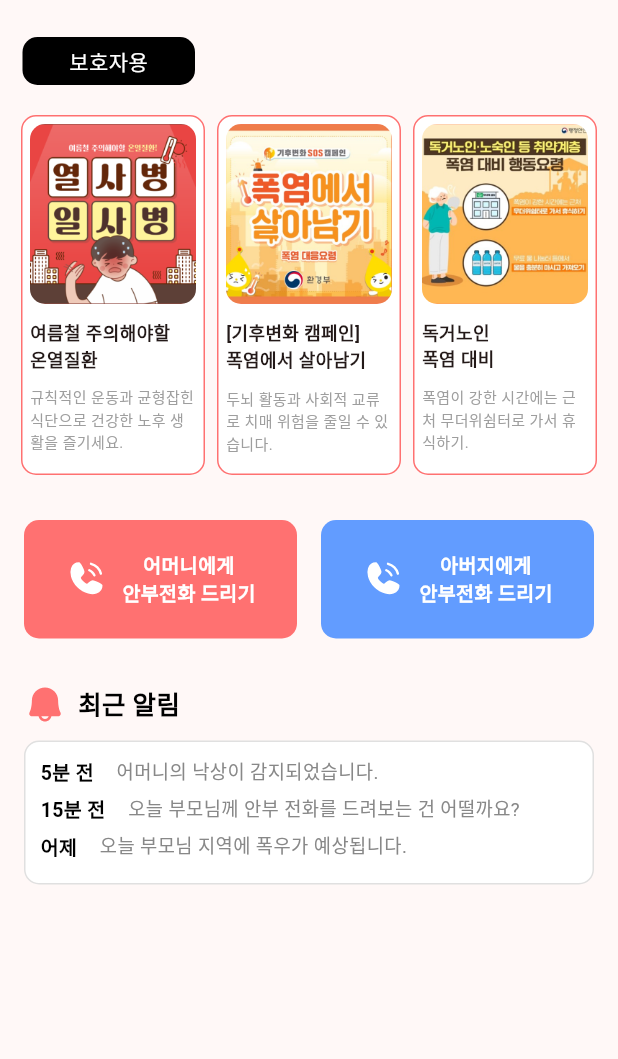
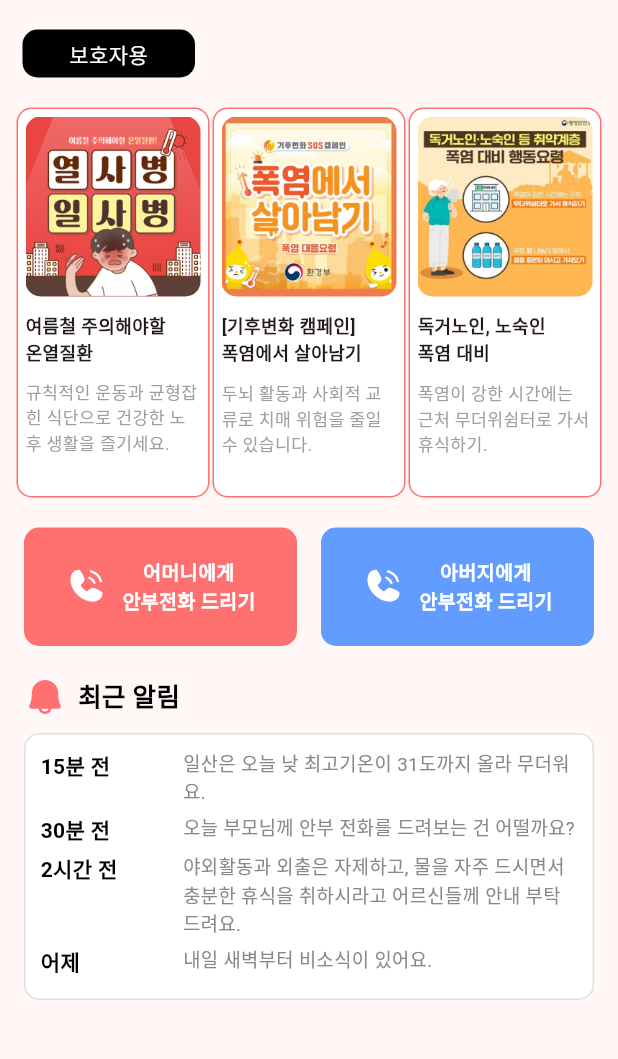
Before and after one commit to kauProjectX/dwph9988-client, a Flutter app: the GuardianHomeScreen screen opened directly, on a phone screen of 412 x 824 dp, the part 128-1187 px from its top. Run offline on Flutter 3.47's test engine with Material 3 defaults, Android fonts, the phone set to English and light mode, and no system bars; our stand-ins replace audioplayers, built_collection, built_value, dio, flutter_svg, geolocator and 4 more; missing offline and left inert: flutter_naver_map, one_of_serializer; Roboto replaces fonts that are missing (Gmarket Sans).

Commit message:
feat: edit guardian home screem

```diff
--- a/lib/screens/app_screen.dart
+++ b/lib/screens/app_screen.dart
@@ -5,7 +5,7 @@ import 'package:lucide_icons_flutter/lucide_icons.dart';
 
 import '../controllers/user_controller.dart';
 import 'elderly/heat_info_screen.dart';
-import 'fall_detection_screen.dart';
+import 'elderly/fall_detection_screen.dart';
 import 'guardian/heat_info_screen.dart';
 import 'guardian/fall_detection_screen.dart';
 import '../screens/elderly/home_screen.dart';
--- a/lib/screens/elderly/easy_home_screen.dart
+++ b/lib/screens/elderly/easy_home_screen.dart
@@ -5,7 +5,7 @@ import '../point_detail_screen.dart';
 import '../elderly/home_screen.dart';
 import '../elderly/heat_info_screen.dart';
 import '../settings_screen.dart';
-import '../fall_detection_screen.dart';
+import 'fall_detection_screen.dart';
 
 class ElderEasyHomeScreen extends StatelessWidget {
   const ElderEasyHomeScreen({super.key});
--- a/lib/screens/guardian/home_screen.dart
+++ b/lib/screens/guardian/home_screen.dart
@@ -17,13 +17,13 @@ class GuardianHomeScreen extends StatelessWidget {
           padding: const EdgeInsets.symmetric(vertical: 20),
           children: [
             _buildHeader(context),
-            const SizedBox(height: 25),
+            const SizedBox(height: 20),
             _buildGuardianLabel(),
             const SizedBox(height: 20),
             _buildCardNewsSection(context),
-            const SizedBox(height: 30),
+            const SizedBox(height: 20),
             _buildCallButtons(),
-            const SizedBox(height: 30),
+            const SizedBox(height: 20),
             _buildRecentAlerts(),
           ],
         ),
@@ -138,7 +138,7 @@ class GuardianHomeScreen extends StatelessWidget {
           _buildCardNewsItem(
             context,
             'card_news_3',
-            '독거노인\n폭염 대비',
+            '독거노인, 노숙인\n폭염 대비',
             '폭염이 강한 시간에는 근처 무더위쉼터로 가서 휴식하기.',
             const CardNewsScreenThree(),
           ),
@@ -163,8 +163,8 @@ class GuardianHomeScreen extends StatelessWidget {
           );
         },
         child: Container(
-          height: 240, // 컨테이너 높이 증가
-          margin: const EdgeInsets.symmetric(horizontal: 4),
+          height: 260, // 컨테이너 높이 증가
+          margin: const EdgeInsets.symmetric(horizontal: 1),
           padding: const EdgeInsets.all(5),
           decoration: BoxDecoration(
             color: Colors.white,
@@ -194,7 +194,7 @@ class GuardianHomeScreen extends StatelessWidget {
               Text(
                 description,
                 style: const TextStyle(
-                  fontSize: 10,
+                  fontSize: 11.5,
                   color: Colors.grey,
                 ),
               ),
@@ -308,14 +308,20 @@ class GuardianHomeScreen extends StatelessWidget {
             child: Column(
               crossAxisAlignment: CrossAxisAlignment.start,
               children: const [
-                _AlertRow(time: '5분 전', message: '어머니의 낙상이 감지되었습니다.'),
                 _AlertRow(
-                  time: '15분 전',
+                    time: '15분 전', message: '일산은 오늘 낮 최고기온이 31도까지 올라 무더워요.'),
+                _AlertRow(
+                  time: '30분 전',
                   message: '오늘 부모님께 안부 전화를 드려보는 건 어떨까요?',
                 ),
                 _AlertRow(
+                  time: '2시간 전',
+                  message:
+                      '야외활동과 외출은 자제하고, 물을 자주 드시면서 충분한 휴식을 취하시라고 어르신들께 안내 부탁드려요.',
+                ),
+                _AlertRow(
                   time: '어제',
-                  message: '오늘 부모님 지역에 폭우가 예상됩니다.',
+                  message: '내일 새벽부터 비소식이 있어요.',
                 ),
               ],
             ),
@@ -337,16 +343,20 @@ class _AlertRow extends StatelessWidget {
     return Padding(
       padding: const EdgeInsets.only(bottom: 5),
       child: Row(
+        crossAxisAlignment: CrossAxisAlignment.start, // 메시지가 여러 줄일 때 정렬
         children: [
-          Text(
-            time,
-            style: const TextStyle(
-              fontSize: 13,
-              fontWeight: FontWeight.bold,
-              color: Colors.black,
+          SizedBox(
+            width: 85, // 고정된 너비 설정
+            child: Text(
+              time,
+              style: const TextStyle(
+                fontSize: 14,
+                fontWeight: FontWeight.bold,
+                color: Colors.black,
+              ),
             ),
           ),
-          const SizedBox(width: 15),
+          const SizedBox(width: 10), // 시간과 메시지 간격
           Expanded(
             child: Text(
               message,
```
Also changed, not shown: lib/screens/elderly/fall_detection_screen.dart (renamed from lib/screens/fall_detection_screen.dart).
